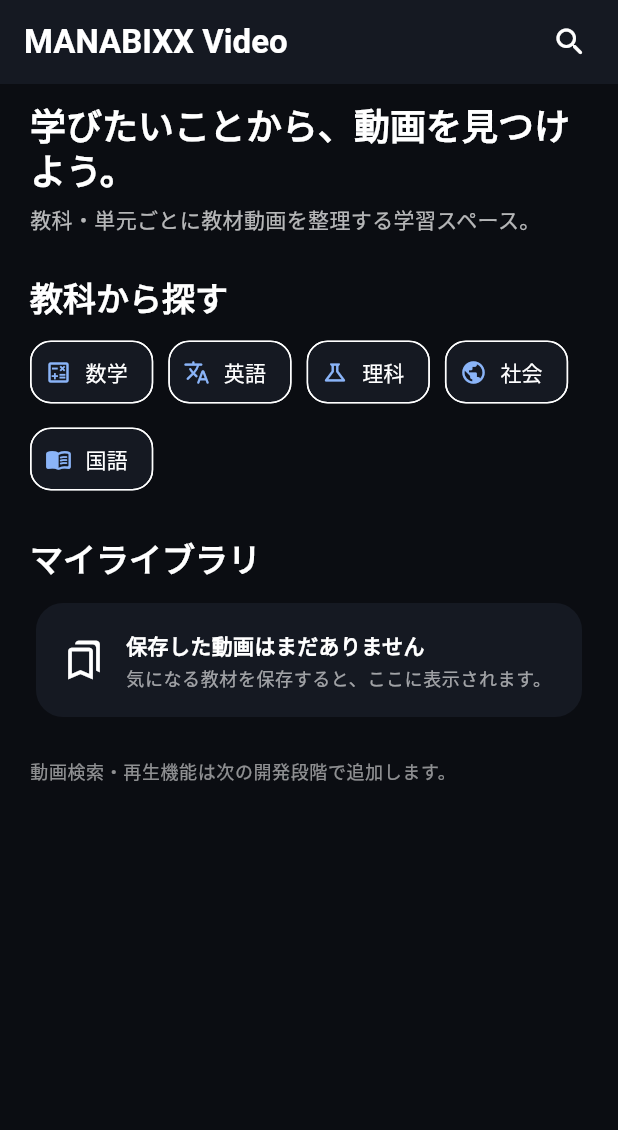
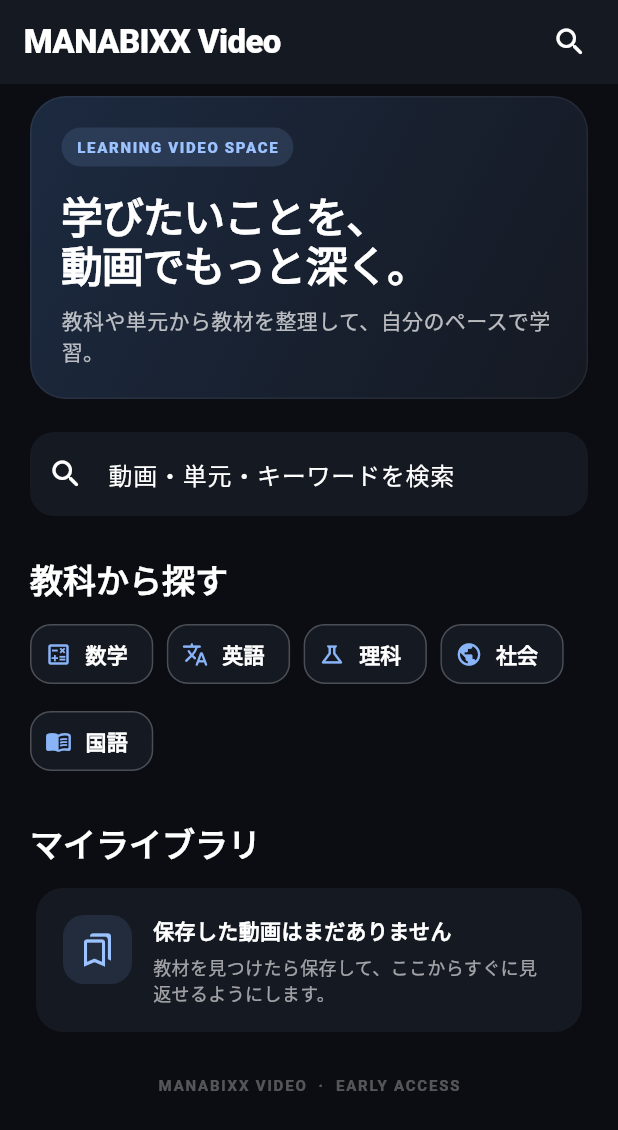
Before and after one commit to MANABIXX/video, a Flutter app: the screen it shows after launch, on a phone screen of 412 x 824 dp. Shown: the top 1130 px of the screen. Run offline on Flutter 3.47's test engine with Material 3 defaults, Android fonts, the phone set to English and light mode, and no system bars.

Commit message:
feat: build interactive learning video home screen

```diff
--- a/lib/main.dart
+++ b/lib/main.dart
@@ -37,21 +37,39 @@ class ManabixxVideoApp extends StatelessWidget {
   }
 }
 
-class VideoHomePage extends StatelessWidget {
+class VideoHomePage extends StatefulWidget {
   const VideoHomePage({super.key});
 
   @override
+  State<VideoHomePage> createState() => _VideoHomePageState();
+}
+
+class _VideoHomePageState extends State<VideoHomePage> {
+  static const subjects = [
+    ('数学', Icons.calculate_outlined),
+    ('英語', Icons.translate_rounded),
+    ('理科', Icons.science_outlined),
+    ('社会', Icons.public_rounded),
+    ('国語', Icons.menu_book_rounded),
+  ];
+
+  String? selectedSubject;
+  String searchQuery = '';
+
+  @override
   Widget build(BuildContext context) {
+    final theme = Theme.of(context);
+
     return Scaffold(
       appBar: AppBar(
         title: const Text(
           'MANABIXX Video',
-          style: TextStyle(fontWeight: FontWeight.w700),
+          style: TextStyle(fontWeight: FontWeight.w800, letterSpacing: -0.4),
         ),
         actions: [
           IconButton(
-            tooltip: '検索',
-            onPressed: () {},
+            tooltip: '検索欄へ移動',
+            onPressed: () => FocusScope.of(context).requestFocus(_searchFocus),
             icon: const Icon(Icons.search_rounded),
           ),
           const SizedBox(width: 8),
@@ -59,46 +77,150 @@ class VideoHomePage extends StatelessWidget {
       ),
       body: SafeArea(
         child: ListView(
-          padding: const EdgeInsets.fromLTRB(20, 12, 20, 32),
+          padding: const EdgeInsets.fromLTRB(20, 8, 20, 36),
           children: [
-            Text(
-              '学びたいことから、動画を見つけよう。',
-              style: Theme.of(context).textTheme.headlineSmall?.copyWith(
-                    fontWeight: FontWeight.w700,
-                    height: 1.25,
+            Container(
+              padding: const EdgeInsets.all(20),
+              decoration: BoxDecoration(
+                borderRadius: BorderRadius.circular(24),
+                gradient: const LinearGradient(
+                  begin: Alignment.topLeft,
+                  end: Alignment.bottomRight,
+                  colors: [Color(0xFF1C2A40), Color(0xFF151922)],
+                ),
+                border: Border.all(color: Colors.white.withValues(alpha: 0.06)),
+              ),
+              child: Column(
+                crossAxisAlignment: CrossAxisAlignment.start,
+                children: [
+                  Container(
+                    padding: const EdgeInsets.symmetric(
+                      horizontal: 10,
+                      vertical: 6,
+                    ),
+                    decoration: BoxDecoration(
+                      color: const Color(0xFF8AB4F8).withValues(alpha: 0.14),
+                      borderRadius: BorderRadius.circular(30),
+                    ),
+                    child: const Text(
+                      'LEARNING VIDEO SPACE',
+                      style: TextStyle(
+                        color: Color(0xFF9CC3FF),
+                        fontSize: 10,
+                        fontWeight: FontWeight.w800,
+                        letterSpacing: 1.1,
                       ),
                     ),
-            const SizedBox(height: 8),
+                  ),
+                  const SizedBox(height: 16),
                   Text(
-              '教科・単元ごとに教材動画を整理する学習スペース。',
-              style: Theme.of(context).textTheme.bodyMedium?.copyWith(
+                    '学びたいことを、\n動画でもっと深く。',
+                    style: theme.textTheme.headlineMedium?.copyWith(
+                      fontWeight: FontWeight.w800,
+                      height: 1.18,
+                      letterSpacing: -0.8,
+                    ),
+                  ),
+                  const SizedBox(height: 10),
+                  Text(
+                    '教科や単元から教材を整理して、自分のペースで学習。',
+                    style: theme.textTheme.bodyMedium?.copyWith(
                       color: Colors.white70,
+                      height: 1.5,
+                    ),
+                  ),
+                ],
+              ),
+            ),
+            const SizedBox(height: 22),
+            TextField(
+              focusNode: _searchFocus,
+              onChanged: (value) => setState(() => searchQuery = value),
+              decoration: InputDecoration(
+                hintText: '動画・単元・キーワードを検索',
+                prefixIcon: const Icon(Icons.search_rounded),
+                suffixIcon: searchQuery.isEmpty
+                    ? null
+                    : IconButton(
+                        tooltip: '検索をクリア',
+                        onPressed: () => setState(() => searchQuery = ''),
+                        icon: const Icon(Icons.close_rounded),
+                      ),
+                filled: true,
+                fillColor: const Color(0xFF151922),
+                border: OutlineInputBorder(
+                  borderRadius: BorderRadius.circular(16),
+                  borderSide: BorderSide.none,
+                ),
+                contentPadding: const EdgeInsets.symmetric(vertical: 16),
               ),
             ),
             const SizedBox(height: 28),
+            Row(
+              children: [
                 Text(
                   '教科から探す',
-              style: Theme.of(context).textTheme.titleLarge?.copyWith(
-                    fontWeight: FontWeight.w700,
+                  style: theme.textTheme.titleLarge?.copyWith(
+                    fontWeight: FontWeight.w800,
                   ),
                 ),
+                const Spacer(),
+                if (selectedSubject != null)
+                  TextButton(
+                    onPressed: () => setState(() => selectedSubject = null),
+                    child: const Text('解除'),
+                  ),
+              ],
+            ),
             const SizedBox(height: 12),
-            const Wrap(
-              spacing: 10,
+            Wrap(
+              spacing: 9,
               runSpacing: 10,
               children: [
-                SubjectChip(label: '数学', icon: Icons.calculate_outlined),
-                SubjectChip(label: '英語', icon: Icons.translate_rounded),
-                SubjectChip(label: '理科', icon: Icons.science_outlined),
-                SubjectChip(label: '社会', icon: Icons.public_rounded),
-                SubjectChip(label: '国語', icon: Icons.menu_book_rounded),
+                for (final subject in subjects)
+                  _SubjectChip(
+                    label: subject.$1,
+                    icon: subject.$2,
+                    selected: selectedSubject == subject.$1,
+                    onPressed: () => setState(() {
+                      selectedSubject =
+                          selectedSubject == subject.$1 ? null : subject.$1;
+                    }),
+                  ),
               ],
             ),
-            const SizedBox(height: 28),
+            if (selectedSubject != null || searchQuery.isNotEmpty) ...[
+              const SizedBox(height: 14),
+              Card(
+                child: Padding(
+                  padding: const EdgeInsets.all(16),
+                  child: Row(
+                    children: [
+                      const Icon(Icons.tune_rounded, color: Color(0xFF9CC3FF)),
+                      const SizedBox(width: 12),
+                      Expanded(
+                        child: Text(
+                          [
+                            if (selectedSubject != null) selectedSubject!,
+                            if (searchQuery.isNotEmpty) '「$searchQuery」',
+                          ].join(' ・ '),
+                          style: const TextStyle(fontWeight: FontWeight.w600),
+                        ),
+                      ),
+                      const Text(
+                        '教材連携準備中',
+                        style: TextStyle(color: Colors.white54, fontSize: 11),
+                      ),
+                    ],
+                  ),
+                ),
+              ),
+            ],
+            const SizedBox(height: 30),
             Text(
               'マイライブラリ',
-              style: Theme.of(context).textTheme.titleLarge?.copyWith(
-                    fontWeight: FontWeight.w700,
+              style: theme.textTheme.titleLarge?.copyWith(
+                fontWeight: FontWeight.w800,
               ),
             ),
             const SizedBox(height: 12),
@@ -106,24 +228,37 @@ class VideoHomePage extends StatelessWidget {
               child: Padding(
                 padding: const EdgeInsets.all(18),
                 child: Row(
+                  crossAxisAlignment: CrossAxisAlignment.start,
                   children: [
-                    const Icon(Icons.bookmarks_outlined, size: 28),
+                    Container(
+                      padding: const EdgeInsets.all(11),
+                      decoration: BoxDecoration(
+                        color: const Color(0xFF8AB4F8).withValues(alpha: 0.12),
+                        borderRadius: BorderRadius.circular(14),
+                      ),
+                      child: const Icon(
+                        Icons.bookmarks_outlined,
+                        color: Color(0xFF9CC3FF),
+                        size: 24,
+                      ),
+                    ),
                     const SizedBox(width: 14),
-                    Expanded(
+                    const Expanded(
                       child: Column(
                         crossAxisAlignment: CrossAxisAlignment.start,
                         children: [
-                          const Text(
+                          Text(
                             '保存した動画はまだありません',
-                            style: TextStyle(fontWeight: FontWeight.w600),
+                            style: TextStyle(fontWeight: FontWeight.w700),
                           ),
-                          const SizedBox(height: 4),
+                          SizedBox(height: 6),
                           Text(
-                            '気になる教材を保存すると、ここに表示されます。',
-                            style: Theme.of(context)
-                                .textTheme
-                                .bodySmall
-                                ?.copyWith(color: Colors.white60),
+                            '教材を見つけたら保存して、ここからすぐに見返せるようにします。',
+                            style: TextStyle(
+                              color: Colors.white60,
+                              height: 1.45,
+                              fontSize: 12,
+                            ),
                           ),
                         ],
                       ),
@@ -133,40 +268,64 @@ class VideoHomePage extends StatelessWidget {
               ),
             ),
             const SizedBox(height: 24),
-            Text(
-              '動画検索・再生機能は次の開発段階で追加します。',
-              style: Theme.of(context)
-                  .textTheme
-                  .bodySmall
-                  ?.copyWith(color: Colors.white54),
+            const Center(
+              child: Text(
+                'MANABIXX VIDEO  ·  EARLY ACCESS',
+                style: TextStyle(
+                  color: Colors.white30,
+                  fontSize: 10,
+                  letterSpacing: 1.2,
+                  fontWeight: FontWeight.w700,
+                ),
+              ),
             ),
           ],
         ),
       ),
     );
   }
+
+  final FocusNode _searchFocus = FocusNode();
+
+  @override
+  void dispose() {
+    _searchFocus.dispose();
+    super.dispose();
+  }
 }
 
-class SubjectChip extends StatelessWidget {
-  const SubjectChip({
+class _SubjectChip extends StatelessWidget {
+  const _SubjectChip({
     required this.label,
     required this.icon,
-    super.key,
+    required this.selected,
+    required this.onPressed,
   });
 
   final String label;
   final IconData icon;
+  final bool selected;
+  final VoidCallback onPressed;
 
   @override
   Widget build(BuildContext context) {
-    return ActionChip(
+    return FilterChip(
       avatar: Icon(icon, size: 18),
       label: Text(label),
-      onPressed: () {},
-      padding: const EdgeInsets.symmetric(horizontal: 8, vertical: 10),
-      shape: RoundedRectangleBorder(
-        borderRadius: BorderRadius.circular(14),
+      selected: selected,
+      onSelected: (_) => onPressed(),
+      showCheckmark: false,
+      backgroundColor: const Color(0xFF151922),
+      selectedColor: const Color(0xFF263B59),
+      side: BorderSide(
+        color: selected ? const Color(0xFF8AB4F8) : Colors.white12,
       ),
+      labelStyle: TextStyle(
+        color: selected ? const Color(0xFFB8D4FF) : Colors.white,
+        fontWeight: FontWeight.w600,
+      ),
+      padding: const EdgeInsets.symmetric(horizontal: 8, vertical: 9),
+      shape: RoundedRectangleBorder(borderRadius: BorderRadius.circular(14)),
     );
   }
 }
```
Lines whose indentation alone changed are shown as unchanged.
